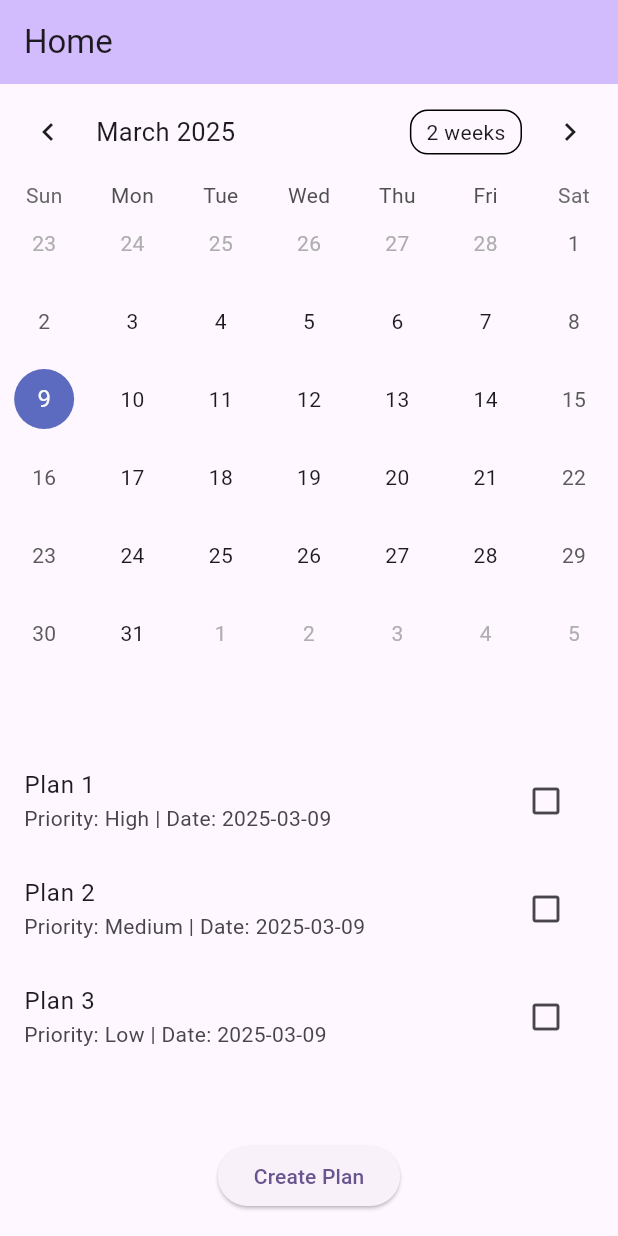
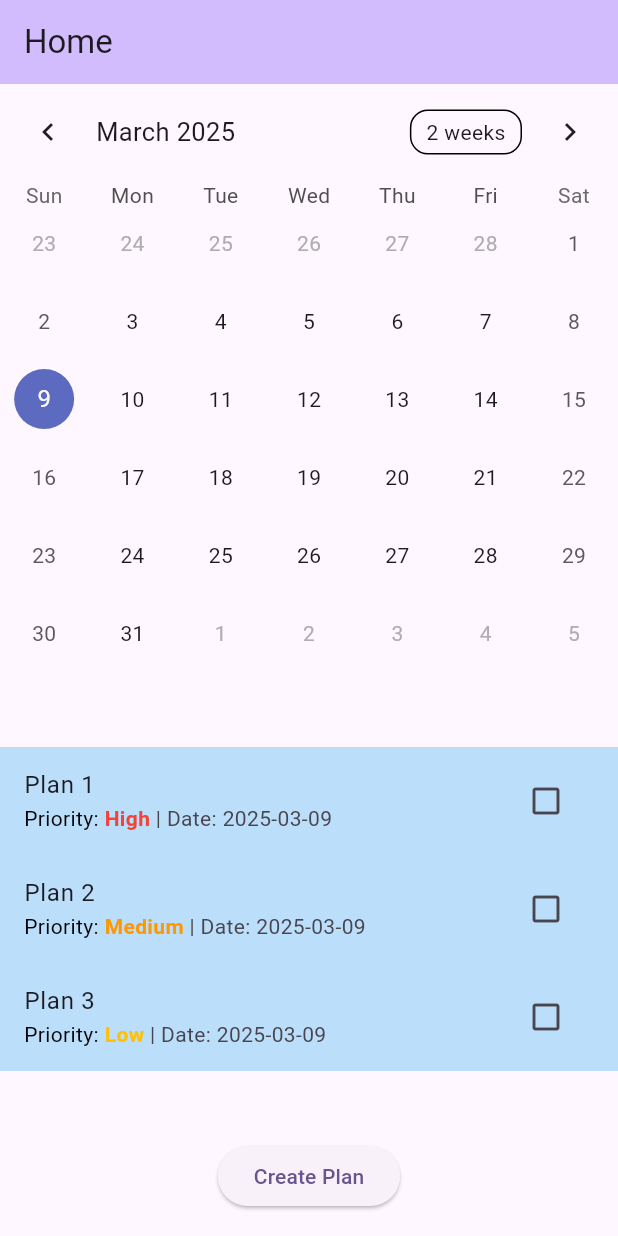
Before and after one commit to Ruhisawant/Travel-Planner-App, a Flutter app: the screen it shows after launch, on a phone screen of 412 x 824 dp. Run offline on Flutter 3.47's test engine with Material 3 defaults, Android fonts, the phone set to English and light mode, and no system bars; drawn by our look-alikes of table_calendar.

Commit message:
Implemented color-coded list

```diff
--- a/lib/main.dart
+++ b/lib/main.dart
@@ -70,7 +70,6 @@ class _PlanManagerScreenState extends State<PlanManagerScreen> {
       _scheduledPlans[date]?.add(newPlan);
     });
   }
-
 
   void _addPlan(String name, String description, String priority, DateTime date) {
     setState(() {
@@ -274,6 +273,23 @@ class _PlanManagerScreenState extends State<PlanManagerScreen> {
               itemCount: _plans.length,
               itemBuilder: (context, index) {
                 final plan = _plans[index];
+                Color priorityColor;
+
+                // Set priority text color based on the priority level
+                switch (plan.priority) {
+                  case 'High':
+                    priorityColor = Colors.red;
+                    break;
+                  case 'Medium':
+                    priorityColor = Colors.orange;
+                    break;
+                  case 'Low':
+                    priorityColor = Colors.amber;
+                    break;
+                  default:
+                    priorityColor = Colors.black;
+                }
+
                 return Dismissible(
                   key: Key(plan.id),
                   onDismissed: (direction) => _removePlan(index),
@@ -282,12 +298,24 @@ class _PlanManagerScreenState extends State<PlanManagerScreen> {
                     onDoubleTap: () => _removePlan(index),
                     child: ListTile(
                       title: Text(plan.name),
-                      subtitle: Text('Priority: ${plan.priority} | Date: ${plan.date?.toLocal().toString().split(' ')[0]}'),
+                      subtitle: Row(
+                        children: [
+                          Text(
+                            'Priority: ',
+                            style: TextStyle(color: Colors.black),
+                          ),
+                          Text(
+                            plan.priority,
+                            style: TextStyle(color: priorityColor, fontWeight: FontWeight.bold),
+                          ),
+                          Text(' | Date: ${plan.date?.toLocal().toString().split(' ')[0]}'),
+                        ],
+                      ),
                       trailing: IconButton(
                         icon: Icon(plan.isCompleted ? Icons.check_box : Icons.check_box_outline_blank),
                         onPressed: () => _togglePlanCompletion(index),
                       ),
-                      tileColor: plan.isCompleted ? Colors.green[100] : null,
+                      tileColor: plan.isCompleted ? Colors.green[100] : Colors.blue[100],
                     ),
                   ),
                 );
```
